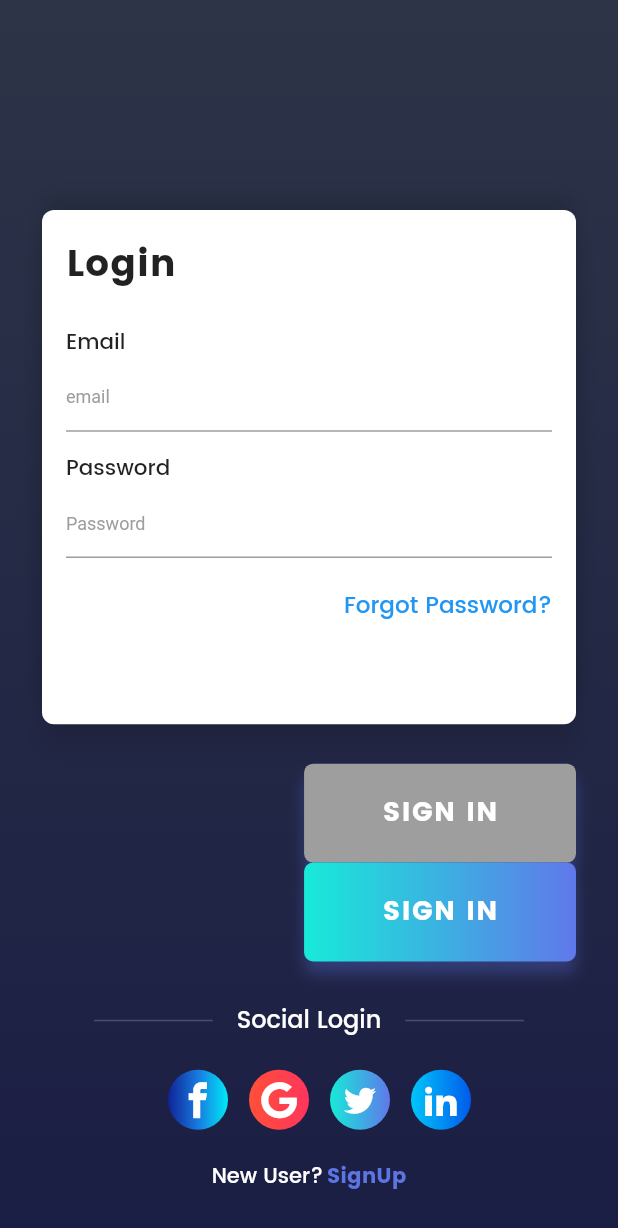
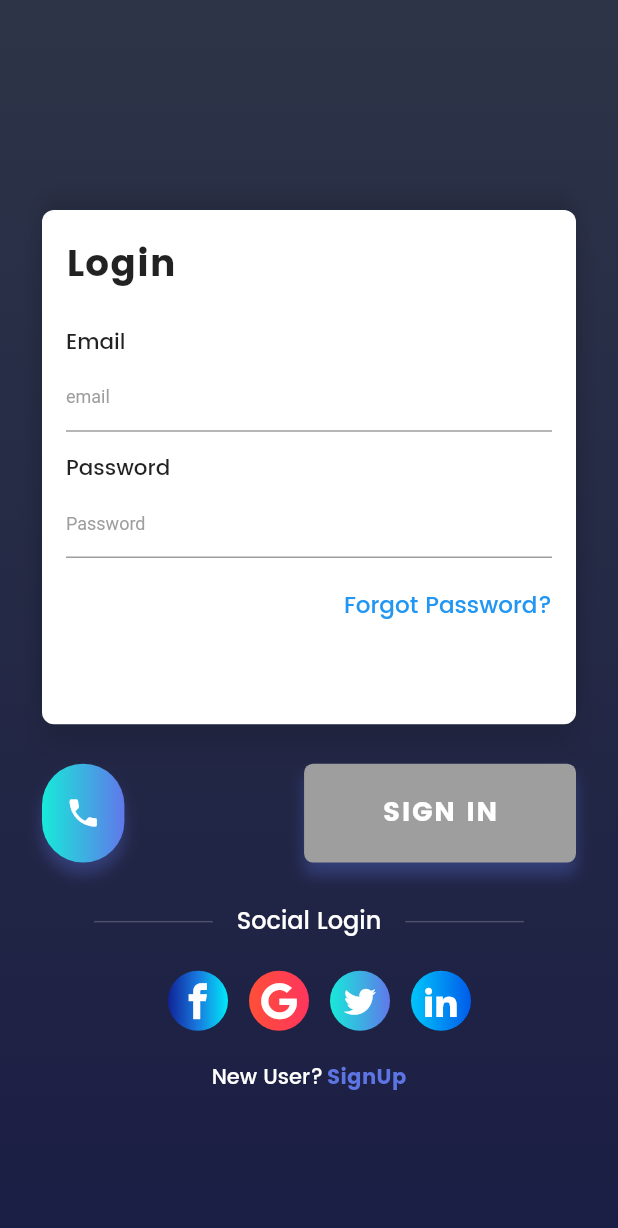
Before and after one commit to TunNandaAung/flutter-checklist, a Flutter app: the screen it shows after launch, on a phone screen of 412 x 824 dp. Shown: the top 1228 px of the screen. Run offline on Flutter 3.47's test engine with Material 2 defaults, Android fonts, the phone set to English and light mode, and no system bars; our stand-ins replace bloc, cloud_firestore, equatable, firebase_auth, flutter_bloc, flutter_screenutil and 3 more; accounts and stored records are empty.

Commit message:
Tidy things up

```diff
--- a/lib/login/ui/login_form.dart
+++ b/lib/login/ui/login_form.dart
@@ -261,19 +261,57 @@ class _LoginFormState extends State<LoginForm> {
                       SizedBox(
                         height: ScreenUtil.getInstance().setHeight(40.0),
                       ),
-                      SigninButton(
-                        enable: isLoginButtonEnabled(state),
-                        onTap: isLoginButtonEnabled(state)
-                            ? _onFormSubmitted
-                            : null,
+                      Row(
+                        mainAxisAlignment: MainAxisAlignment.spaceBetween,
+                        children: <Widget>[
+                          Container(
+                            child: InkWell(
+                              child: Container(
+                                width: ScreenUtil.getInstance().setWidth(100),
+                                height: ScreenUtil.getInstance().setHeight(100),
+                                decoration: BoxDecoration(
+                                    gradient: LinearGradient(
+                                      colors: [
+                                        Color(0xFF17ead9),
+                                        Color(0xFF6078ea)
+                                      ],
+                                    ),
+                                    borderRadius: BorderRadius.circular(30.0),
+                                    boxShadow: [
+                                      BoxShadow(
+                                          color:
+                                              Color(0xFF6078ea).withOpacity(.3),
+                                          offset: Offset(0.0, 8.0),
+                                          blurRadius: 8.0)
+                                    ]),
+                                child: Material(
+                                  color: Colors.transparent,
+                                  child: InkWell(
+                                    onTap: () {
+                                      Navigator.of(context)
+                                          .push(CupertinoPageRoute(
+                                        builder: (_) => OtpScreen(),
+                                      ));
+                                    },
+                                    child: Center(
+                                      child: Icon(
+                                        Icons.phone,
+                                        color: Colors.white,
+                                      ),
+                                    ),
+                                  ),
+                                ),
+                              ),
+                            ),
+                          ),
+                          SigninButton(
+                            enable: isLoginButtonEnabled(state),
+                            onTap: isLoginButtonEnabled(state)
+                                ? _onFormSubmitted
+                                : null,
+                          ),
+                        ],
                       ),
-                      SigninButton(
-                          enable: true,
-                          onTap: () {
-                            Navigator.of(context).push(CupertinoPageRoute(
-                              builder: (_) => OtpScreen(),
-                            ));
-                          }),
                       SizedBox(
                         height: ScreenUtil.getInstance().setHeight(40.0),
                       ),
--- a/lib/login/ui/otp_form.dart
+++ b/lib/login/ui/otp_form.dart
@@ -15,6 +15,7 @@ class OtpForm extends StatefulWidget {
 
 class _OtpFormState extends State<OtpForm> {
   final TextEditingController _phoneNumberController = TextEditingController();
+  String phoneNumber;
 
   LoginBloc _loginBloc;
 
@@ -94,7 +95,8 @@ class _OtpFormState extends State<OtpForm> {
           Scaffold.of(context)..hideCurrentSnackBar();
           Navigator.of(context).push(
             CupertinoPageRoute(
-              builder: (_) => VerifyOtpScreen(),
+              builder: (_) =>
+                  VerifyOtpScreen(phoneNumber: _phoneNumberController.text),
             ),
           );
         }
--- a/lib/login/ui/verify_otp_form.dart
+++ b/lib/login/ui/verify_otp_form.dart
@@ -1,6 +1,5 @@
 import 'package:checklist/authentication_bloc/bloc.dart';
 import 'package:checklist/login/bloc/login_barrel.dart';
-import 'package:checklist/login/ui/verify_otp_screen.dart';
 import 'package:flutter/cupertino.dart';
 import 'package:flutter/material.dart';
 import 'package:flutter/services.dart';
@@ -9,7 +8,8 @@ import 'package:flutter_screenutil/flutter_screenutil.dart';
 import 'package:flutter_svg/flutter_svg.dart';
 
 class VerifyOtpForm extends StatefulWidget {
-  VerifyOtpForm({Key key}) : super(key: key);
+  final String phoneNumber;
+  VerifyOtpForm({Key key, this.phoneNumber}) : super(key: key);
 
   @override
   _VerifyOtpFormState createState() => _VerifyOtpFormState();
@@ -159,7 +159,7 @@ class _VerifyOtpFormState extends State<VerifyOtpForm> {
                           ),
                           Center(
                             child: Text(
-                              'A SMS with 6 digits verification code \nhas been sent to this number',
+                              'A SMS with 6 digits verification code \nhas been sent to +95 0${widget.phoneNumber}',
                               style: TextStyle(
                                   color: Colors.white, fontSize: 15.0),
                             ),
--- a/lib/login/ui/verify_otp_screen.dart
+++ b/lib/login/ui/verify_otp_screen.dart
@@ -2,6 +2,9 @@ import 'package:checklist/login/ui/verify_otp_form.dart';
 import 'package:flutter/material.dart';
 
 class VerifyOtpScreen extends StatelessWidget {
+  final String phoneNumber;
+
+  const VerifyOtpScreen({Key key, this.phoneNumber}) : super(key: key);
   @override
   Widget build(BuildContext context) {
     return Container(
@@ -20,7 +23,7 @@ class VerifyOtpScreen extends StatelessWidget {
       child: Scaffold(
         resizeToAvoidBottomPadding: true,
         backgroundColor: Colors.transparent,
-        body: VerifyOtpForm(),
+        body: VerifyOtpForm(phoneNumber: this.phoneNumber),
       ),
     );
   }
```
